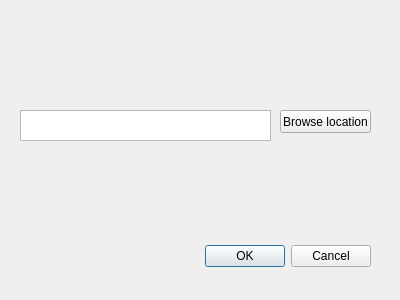
Before: the Qt Designer form mops_module_save.ui in Felza/mops, drawn with Qt 5.
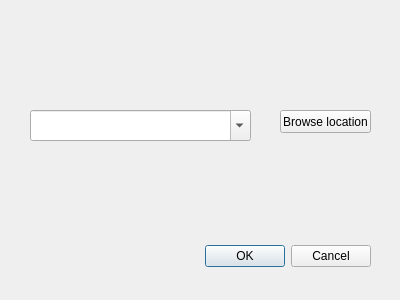
After: the same form once the commit is applied.

The edit to the form file:
```diff
--- a/mops_module_save.ui
+++ b/mops_module_save.ui
@@ -42,15 +42,18 @@
     <string>Browse location</string>
    </property>
   </widget>
-  <widget class="QTextEdit" name="textEdit">
+  <widget class="QComboBox" name="textEdit">
    <property name="geometry">
     <rect>
-     <x>20</x>
+     <x>30</x>
      <y>110</y>
-     <width>251</width>
+     <width>221</width>
      <height>31</height>
     </rect>
    </property>
+   <property name="editable">
+    <bool>true</bool>
+   </property>
   </widget>
  </widget>
  <resources/>
```
